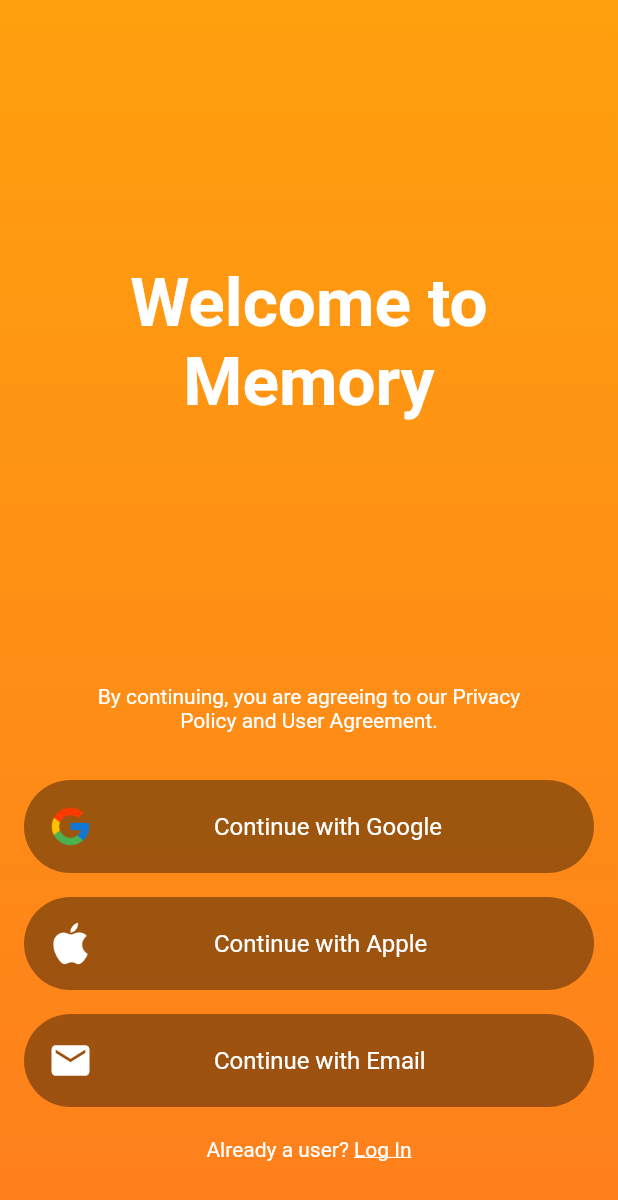
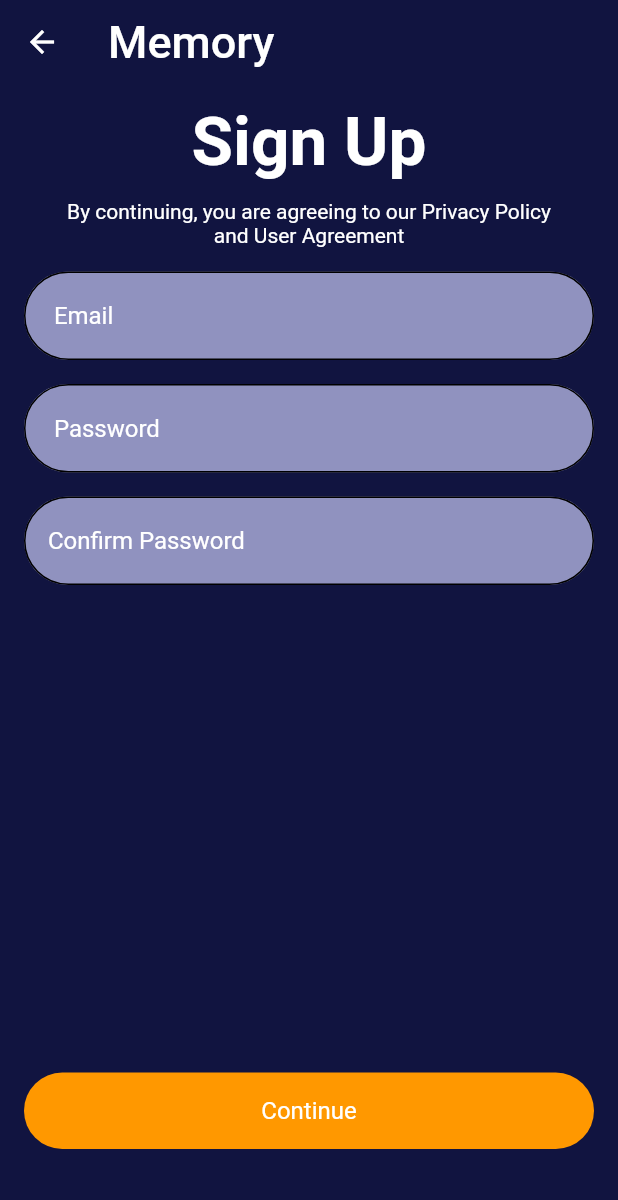
Before and after one commit to araboy24/memory, a Flutter app: the screen it shows after launch, after a tap on "Continue with Email", on a phone screen of 412 x 824 dp. Shown: the top 1200 px of the screen. Run offline on Flutter 3.47's test engine with Material 2 defaults, Android fonts, the phone set to English and light mode, and no system bars; our stand-ins replace firebase_auth, firebase_core, flutter_spinkit, google_sign_in; accounts and stored records are empty.

Commit message:
Sign up is functioning for email, sign out is also working, log in is designed

```diff
--- a/lib/main.dart
+++ b/lib/main.dart
@@ -1,23 +1,41 @@
 import 'package:flutter/material.dart';
+import 'package:memory/services/auth.dart';
+import 'package:memory/shared/loading.dart';
 import 'package:memory/views/authenticate/sign_in.dart';
 import 'package:memory/views/authenticate/welcome.dart';
+import 'package:memory/wrapper.dart';
+import 'package:provider/provider.dart';
+import 'package:memory/models/user.dart';
 
 void main() {
-  runApp(MyApp());
+  runApp(
+    MultiProvider(
+      providers: [
+        Provider<User>(
+          create: (context) => User(),
+        ),
+      ],
+      child: MyApp(),
+    ),
+  );
 }
 
 class MyApp extends StatelessWidget {
   // This widget is the root of your application.
   @override
   Widget build(BuildContext context) {
-    return MaterialApp(
+    return StreamProvider<User>.value(
+    value: AuthService().user,
+    child:
+      MaterialApp(
       debugShowCheckedModeBanner: false,
       title: 'Flutter Demo',
       theme: ThemeData(
         primarySwatch: Colors.blue,
         visualDensity: VisualDensity.adaptivePlatformDensity,
       ),
-      home: Welcome()
+      home: Wrapper()
+      ),
     );
   }
 }
--- /dev/null
+++ b/lib/models/user.dart
@@ -0,0 +1,17 @@
+class User {
+  final String uid;
+  User({this.uid});
+
+  String getUid(){
+    return uid;
+  }
+
+}
+
+class UserData {
+  final String uid;
+  // final Map hack;
+  // final Map crack;
+  // final Map debug;
+  UserData({this.uid});
+}
--- /dev/null
+++ b/lib/views/authenticate/sign_up.dart
@@ -0,0 +1,158 @@
+import 'package:flutter/material.dart';
+import 'package:memory/services/auth.dart';
+import 'package:memory/shared/constants.dart';
+import 'package:memory/shared/loading.dart';
+
+class SignUp extends StatefulWidget {
+  @override
+  _SignUpState createState() => _SignUpState();
+}
+
+class _SignUpState extends State<SignUp> {
+
+  final _formKey = GlobalKey<FormState>();
+  final AuthService _auth = AuthService();
+  bool loading = false;
+
+  String email = '';
+  String password = '';
+  String passwordConfirm = '';
+  String error = '';
+
+  @override
+  Widget build(BuildContext context) {
+    return loading ?
+        Loading() :
+    Scaffold(
+      appBar: AppBar(
+        elevation: 0,
+        backgroundColor: Color(0xff111440),
+        title: Text('Memory',
+          style: TextStyle(
+              color: Colors.white,
+              fontSize: 30,
+          ),
+        ),
+      ),
+      body: Container(
+        // #111440
+        color: Color(0xff111440),
+        width: MediaQuery.of(context).size.width,
+        child: Form(
+          key: _formKey,
+          child: Column(
+            crossAxisAlignment: CrossAxisAlignment.center,
+            children: [
+              Container(
+                padding: EdgeInsets.all(12),
+                child: Text('Sign Up',
+                  style: TextStyle(
+                      color: Colors.white,
+                      fontSize: 45,
+                      fontWeight: FontWeight.w600
+                  ),
+                ),
+              ),
+              Container(
+                width: MediaQuery.of(context).size.width * 0.8,
+                child: Text('By continuing, you are agreeing to our Privacy Policy and User Agreement',
+                  textAlign: TextAlign.center,
+                  style: TextStyle(
+                    color: Colors.white,
+                  ),
+                ),
+              ),
+              SizedBox(height: 8,),
+              Container(
+                margin: EdgeInsets.symmetric(horizontal: 16, vertical: 8),
+                child: TextFormField(
+                  style: TextStyle(
+                    color: Colors.white,
+                  ),
+                  decoration: lightTextFormDecoration.copyWith(hintText: '  Email'),
+                  validator: (val) =>
+                  //TODO: Check for valid email with RegExp
+                  val.isEmpty ? 'Enter a valid email' : null,
+                  onChanged: (val) {
+                    setState(() {
+                      email = val;
+                    });
+                  },
+                ),
+              ),
+              Container(
+                margin: EdgeInsets.symmetric(horizontal: 16, vertical: 8),
+                child: TextFormField(
+                  style: TextStyle(
+                    color: Colors.white,
+                  ),
+                  decoration: lightTextFormDecoration.copyWith(hintText: '  Password'),
+                  validator: (val) => val.length < 6
+                      ? 'Enter a Password 6+ Characters Long'
+                      : null,
+                  obscureText: true,
+                  onChanged: (val) {
+                    setState(() {
+                      password = val;
+                    });
+                  },
+                ),
+              ),
+              Container(
+                margin: EdgeInsets.symmetric(horizontal: 16, vertical: 8),
+                child: TextFormField(
+                  style: TextStyle(
+                    color: Colors.white,
+                  ),
+                  decoration: lightTextFormDecoration.copyWith(hintText: ' Confirm Password'),
+                  validator: (val) =>
+                  val != password ? "Passwords Don't Match" : null,
+                  obscureText: true,
+                  onChanged: (val) {
+                    setState(() {
+                      passwordConfirm = val;
+                    });
+                  },
+                ),
+              ),
+              Spacer(),
+              GestureDetector(
+                onTap: () async {
+                  if (_formKey.currentState.validate()) {
+                    setState(() {
+                      loading = true;
+                    });
+                    dynamic result = await _auth
+                        .registerWithEmailAndPassword(email, password);
+                    if (result == null) {
+                      setState(() {
+                        error = 'Please supply a valid email address.';
+                        loading = false;
+                      });
+                    }
+                  }
+                },
+                child: Container(
+                  padding: EdgeInsets.all(16),
+                  alignment: Alignment.center,
+                  margin: EdgeInsets.symmetric(horizontal: 16, vertical: 8),
+                  decoration: BoxDecoration(
+                      color: Colors.orange,
+                      borderRadius: BorderRadius.circular(36)
+                  ),
+                  child: Text('Continue',
+                    style: TextStyle(
+                      fontSize: 16,
+                      color: Colors.white,
+                    ),
+                  ),
+                ),
+              ),
+              SizedBox(height: 50),
+            ],
+          ),
+        ),
+      ),
+    );
+  }
+}
--- a/lib/views/authenticate/welcome.dart
+++ b/lib/views/authenticate/welcome.dart
@@ -1,6 +1,8 @@
 import 'package:flutter/material.dart';
+import 'package:memory/services/auth.dart';
 import 'package:memory/shared/constants.dart';
 import 'package:memory/views/authenticate/sign_in.dart';
+import 'package:memory/views/authenticate/sign_up.dart';
 
 class Welcome extends StatefulWidget {
   @override
@@ -8,9 +10,15 @@ class Welcome extends StatefulWidget {
 }
 
 class _WelcomeState extends State<Welcome> {
+  final AuthService _auth = AuthService();
+
+  bool loading = false;
+
   @override
   Widget build(BuildContext context) {
-    return Scaffold(
+    return loading ?
+    Container()
+    : Scaffold(
       body: Container (
         width: MediaQuery.of(context).size.width,
         decoration: BoxDecoration(
@@ -57,8 +65,14 @@ class _WelcomeState extends State<Welcome> {
                   ),
                   SizedBox(height: 24,),
                   GestureDetector(
-                    onTap: () {
-
+                    onTap: () async {
+                      dynamic result = await _auth.googleSignIn();
+                      if (result == null) {
+                        setState(() {
+                          // error = 'Please supply a valid email address.';
+                          loading = false;
+                        });
+                      }
                     },
                     child: Container(
                       margin: EdgeInsets.symmetric(horizontal: 16, vertical: 8),
@@ -134,7 +148,10 @@ class _WelcomeState extends State<Welcome> {
                   ),
                   GestureDetector(
                     onTap: () {
-
+                      Navigator.push(context,
+                          MaterialPageRoute(
+                            builder: (BuildContext context) => SignUp(),
+                          ));
                     },
                     child: Container(
                       margin: EdgeInsets.symmetric(horizontal: 16, vertical: 8),
--- /dev/null
+++ b/lib/wrapper.dart
@@ -0,0 +1,19 @@
+import 'package:flutter/material.dart';
+import 'package:memory/home.dart';
+import 'package:memory/views/authenticate/welcome.dart';
+import 'package:provider/provider.dart';
+import 'package:memory/models/user.dart';
+
+class Wrapper extends StatelessWidget {
+  @override
+  Widget build(BuildContext context) {
+    final user = Provider.of<User>(context);
+    if (user == null){
+      print('user == null');
+      return Welcome();
+    } else {
+      print('user != null');
+      return Home();
+    }
+  }
+}
```
Also changed, not shown: lib/home.dart (+61 -0 lines), lib/services/auth.dart (added, +140 -0 lines), lib/shared/loading.dart (added, +33 -0 lines), lib/views/authenticate/sign_in.dart (+13 -0 lines), assets/images/googleIconWhite.png (added).
